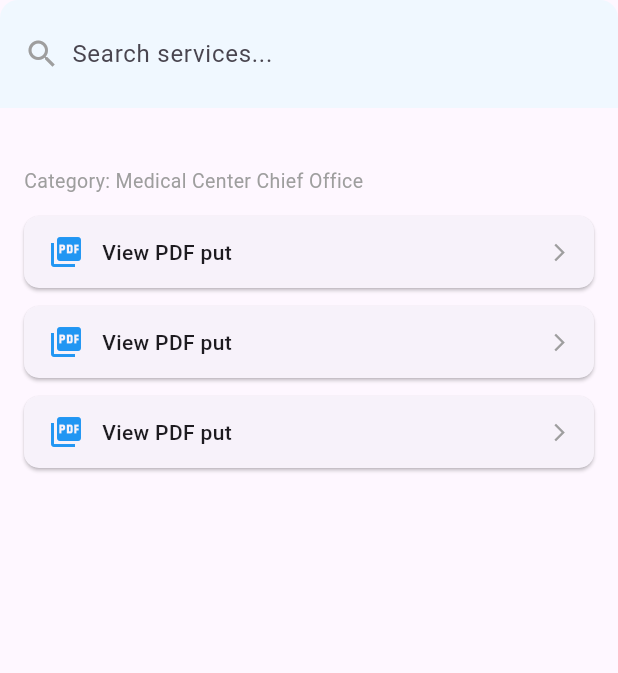
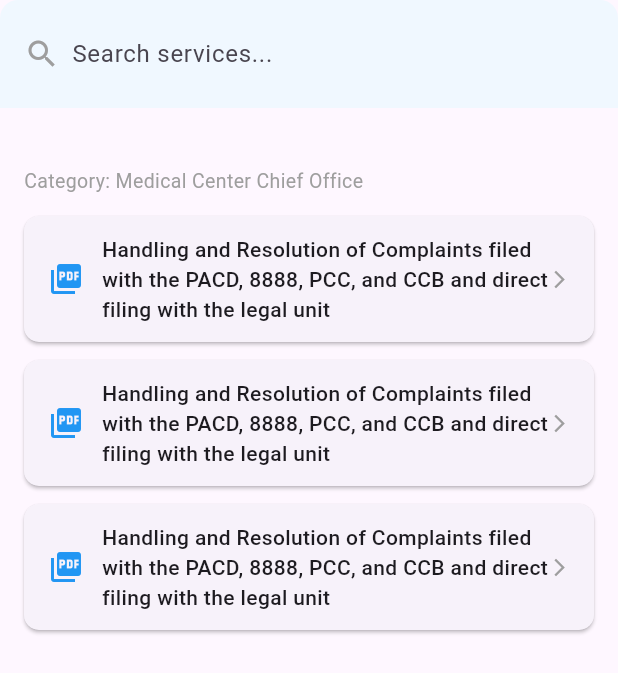
Before and after one commit to CarLCode02/FlutterColl, a Flutter app: the MedicalCenterChiefOfficeView widget shown alone on an empty page, opened directly with empty values, on a phone screen of 412 x 824 dp. Shown: the top 673 px of the screen. Run offline on Flutter 3.47's test engine with Material 3 defaults, Android fonts, the phone set to English and light mode, and no system bars; network calls fail.

Commit message:
jsut commit

```diff
--- a/lib/category_views/medical_center_chief_office_view.dart
+++ b/lib/category_views/medical_center_chief_office_view.dart
@@ -66,7 +66,7 @@ class _MedicalCenterChiefOfficeViewState
               crossAxisAlignment: CrossAxisAlignment.start,
               children: const [
                 Text(
-                  'View',
+                  'Handling and Resolution of Complaints filed with the PACD, 8888, PCC, and CCB and direct filing with the legal unit',
                   style: TextStyle(fontSize: 20, fontWeight: FontWeight.bold),
                 ),
                 SizedBox(height: 16),
@@ -153,7 +153,7 @@ class _MedicalCenterChiefOfficeViewState
               SizedBox(width: 12),
               Expanded(
                 child: Text(
-                  'View PDF put',
+                  'Handling and Resolution of Complaints filed with the PACD, 8888, PCC, and CCB and direct filing with the legal unit',
                   style: TextStyle(fontSize: 14, fontWeight: FontWeight.w500),
                 ),
               ),
```
